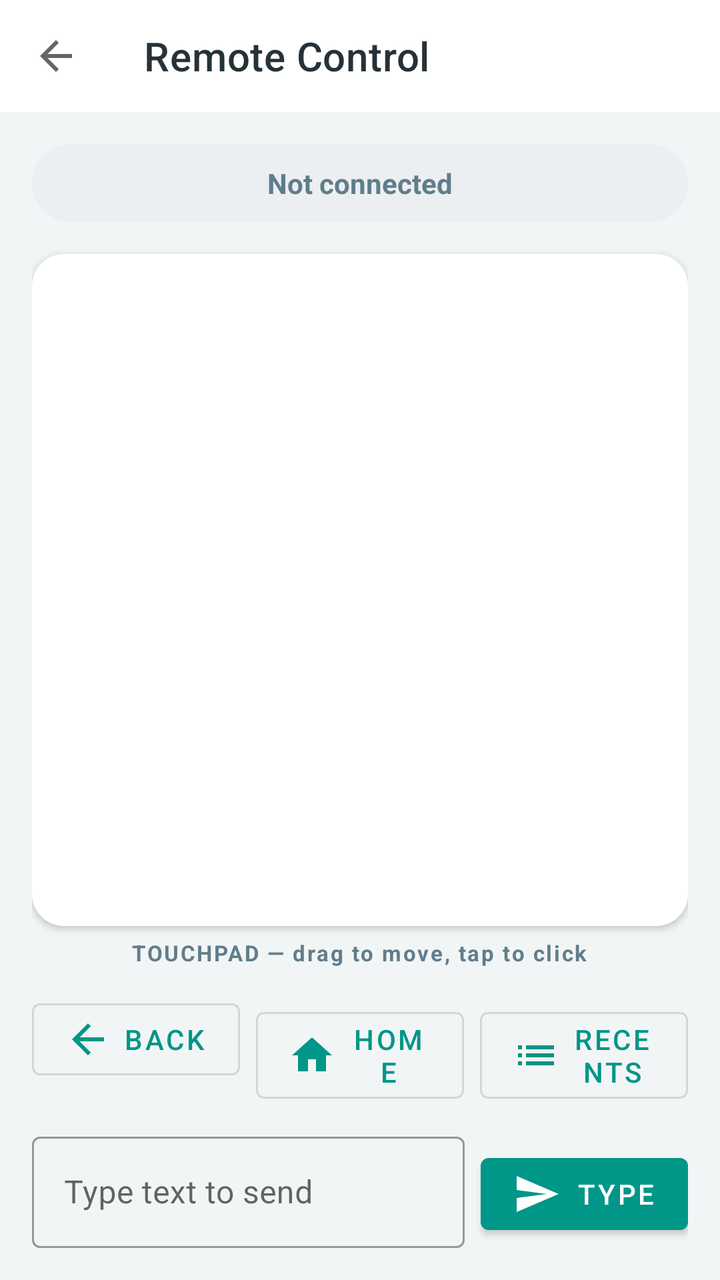
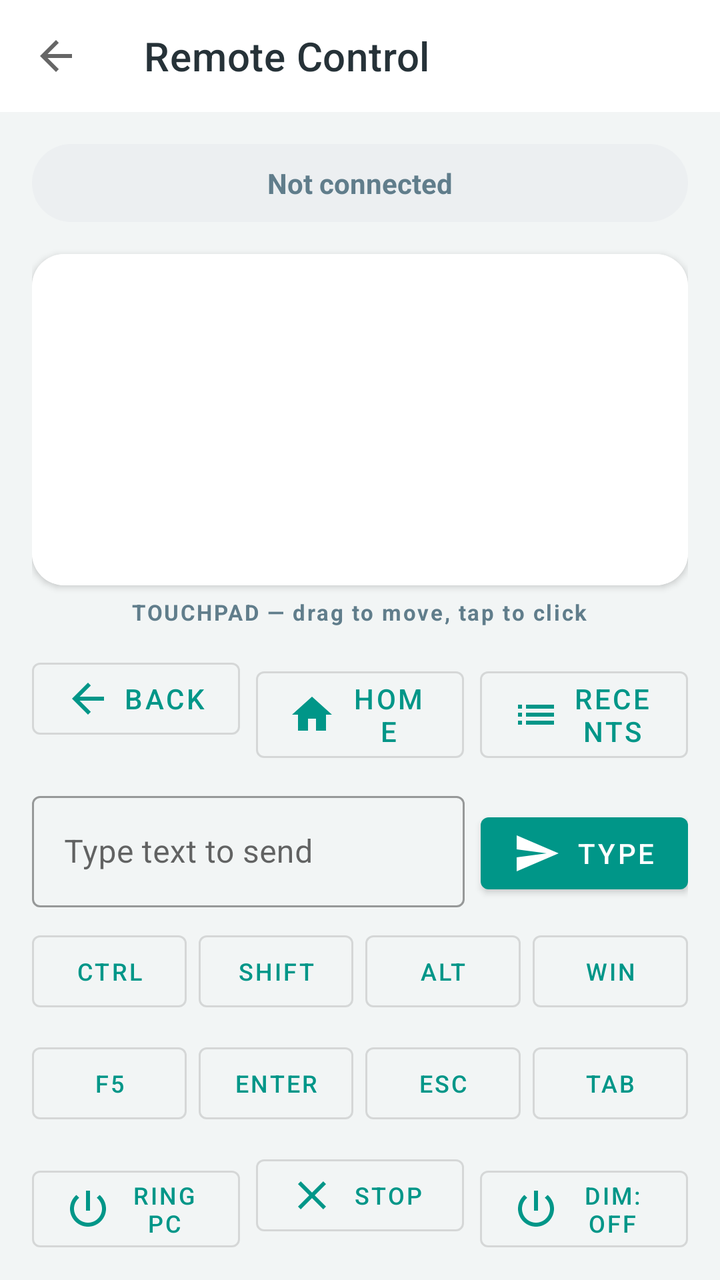

Compare the two renders of this Android layout. The source of the first and the diff that turns it into the second are given below.
<!-- AndroidManifest.xml: application theme Theme.LiteLink.NoActionBar -->
<!-- res/layout/remote_control.xml -->
<?xml version="1.0" encoding="utf-8"?>
<LinearLayout xmlns:android="http://schemas.android.com/apk/res/android"
    xmlns:app="http://schemas.android.com/apk/res-auto"
    android:layout_width="match_parent"
    android:layout_height="match_parent"
    android:orientation="vertical"
    android:background="@color/bg">

    <com.google.android.material.appbar.MaterialToolbar
        android:id="@+id/remoteToolbar"
        android:layout_width="match_parent"
        android:layout_height="?attr/actionBarSize"
        android:background="@color/card"
        app:navigationIcon="?attr/homeAsUpIndicator"
        app:title="Remote Control"
        app:titleTextColor="@color/ink" />

    <LinearLayout
        android:layout_width="match_parent"
        android:layout_height="match_parent"
        android:orientation="vertical"
        android:padding="16dp">

        <TextView
            android:id="@+id/remoteStatus"
            android:layout_width="match_parent"
            android:layout_height="wrap_content"
            android:text="Not connected"
            android:textSize="14sp"
            android:textStyle="bold"
            android:textColor="@color/muted"
            android:background="@drawable/bg_pill"
            android:paddingVertical="10dp"
            android:paddingHorizontal="16dp"
            android:gravity="center" />

        <com.google.android.material.card.MaterialCardView
            android:layout_width="match_parent"
            android:layout_height="0dp"
            android:layout_weight="1"
            app:cardBackgroundColor="@color/card"
            app:cardCornerRadius="16dp"
            app:cardElevation="2dp"
            android:layout_marginTop="16dp">

            <FrameLayout
                android:id="@+id/touchpad"
                android:layout_width="match_parent"
                android:layout_height="match_parent"
                android:background="@color/card" />
        </com.google.android.material.card.MaterialCardView>

        <TextView
            android:layout_width="wrap_content"
            android:layout_height="wrap_content"
            android:text="TOUCHPAD — drag to move, tap to click"
            android:textSize="11sp"
            android:textStyle="bold"
            android:textColor="@color/muted"
            android:letterSpacing="0.08"
            android:layout_marginTop="6dp"
            android:layout_gravity="center_horizontal" />

        <LinearLayout
            android:layout_width="match_parent"
            android:layout_height="wrap_content"
            android:orientation="horizontal"
            android:layout_marginTop="12dp">

            <com.google.android.material.button.MaterialButton
                android:id="@+id/backButton"
                style="@style/Widget.MaterialComponents.Button.OutlinedButton"
                android:layout_width="0dp"
                android:layout_height="wrap_content"
                android:layout_weight="1"
                android:text="Back"
                app:icon="@drawable/ic_back" />

            <com.google.android.material.button.MaterialButton
                android:id="@+id/homeButton"
                style="@style/Widget.MaterialComponents.Button.OutlinedButton"
                android:layout_width="0dp"
                android:layout_height="wrap_content"
                android:layout_weight="1"
                android:text="Home"
                app:icon="@drawable/ic_home"
                android:layout_marginStart="8dp" />

            <com.google.android.material.button.MaterialButton
                android:id="@+id/recentsButton"
                style="@style/Widget.MaterialComponents.Button.OutlinedButton"
                android:layout_width="0dp"
                android:layout_height="wrap_content"
                android:layout_weight="1"
                android:text="Recents"
                app:icon="@drawable/ic_recents"
                android:layout_marginStart="8dp" />
        </LinearLayout>

        <LinearLayout
            android:layout_width="match_parent"
            android:layout_height="wrap_content"
            android:orientation="horizontal"
            android:layout_marginTop="12dp">

            <com.google.android.material.textfield.TextInputLayout
                android:id="@+id/textLayout"
                android:layout_width="0dp"
                android:layout_height="wrap_content"
                android:layout_weight="1"
                android:hint="Type text to send"
                app:boxBackgroundColor="@android:color/transparent"
                style="@style/Widget.MaterialComponents.TextInputLayout.OutlinedBox">

                <com.google.android.material.textfield.TextInputEditText
                    android:id="@+id/textInput"
                    android:layout_width="match_parent"
                    android:layout_height="wrap_content"
                    android:singleLine="true"
                    android:imeOptions="actionSend" />
            </com.google.android.material.textfield.TextInputLayout>

            <com.google.android.material.button.MaterialButton
                android:id="@+id/typeButton"
                style="@style/Widget.MaterialComponents.Button"
                android:layout_width="wrap_content"
                android:layout_height="wrap_content"
                android:text="Type"
                app:icon="@drawable/ic_send"
                android:layout_marginStart="8dp" />
        </LinearLayout>

    </LinearLayout>
</LinearLayout>
<!-- resources referenced by this layout -->
<resources>
  <color name="bg">#F2F5F5</color>
  <color name="card">#FFFFFF</color>
  <color name="ink">#263238</color>
  <color name="muted">#607D8B</color>
  <!-- drawable bg_pill (drawable) -->
  <?xml version="1.0" encoding="utf-8"?>
  <shape xmlns:android="http://schemas.android.com/apk/res/android"
      android:shape="rectangle">
      <solid android:color="@color/pill_grey" />
      <corners android:radius="20dp" />
  </shape>
  <!-- drawable ic_back (drawable) -->
  <?xml version="1.0" encoding="utf-8"?>
  <vector xmlns:android="http://schemas.android.com/apk/res/android"
      android:width="24dp" android:height="24dp"
      android:viewportWidth="24" android:viewportHeight="24">
      <path android:fillColor="#FFFFFF"
          android:pathData="M20,11L7.83,11l5.59,-5.59L12,4l-8,8 8,8 1.41,-1.41L7.83,13L20,13v-2z" />
  </vector>
  <!-- drawable ic_home (drawable) -->
  <?xml version="1.0" encoding="utf-8"?>
  <vector xmlns:android="http://schemas.android.com/apk/res/android"
      android:width="24dp" android:height="24dp"
      android:viewportWidth="24" android:viewportHeight="24">
      <path android:fillColor="#FFFFFF"
          android:pathData="M10,20v-6h4v6h5v-8h3L12,3 2,12h3v8z" />
  </vector>
  <!-- drawable ic_recents (drawable) -->
  <?xml version="1.0" encoding="utf-8"?>
  <vector xmlns:android="http://schemas.android.com/apk/res/android"
      android:width="24dp" android:height="24dp"
      android:viewportWidth="24" android:viewportHeight="24">
      <path android:fillColor="#FFFFFF"
          android:pathData="M3,13h2v-2L3,11v2zM3,17h2v-2L3,15v2zM3,9h2L5,7L3,7v2zM7,13h14v-2L7,11v2zM7,17h14v-2L7,15v2zM7,7v2h14L21,7L7,7z" />
  </vector>
  <!-- drawable ic_send (drawable) -->
  <?xml version="1.0" encoding="utf-8"?>
  <vector xmlns:android="http://schemas.android.com/apk/res/android"
      android:width="24dp" android:height="24dp"
      android:viewportWidth="24" android:viewportHeight="24">
      <path android:fillColor="#FFFFFF"
          android:pathData="M2.01,21L23,12 2.01,3 2,10l15,2 -15,2z" />
  </vector>
  <style name="Theme.LiteLink.NoActionBar">
          <item name="windowActionBar">false</item>
          <item name="windowNoTitle">true</item>
      </style>
  <color name="pill_grey">#ECEFF1</color>
</resources>

<!-- the commit's change to res/layout/remote_control.xml (unified diff, before → after) -->
@@ -130,5 +130,136 @@
                 android:layout_marginStart="8dp" />
         </LinearLayout>
 
+        <LinearLayout
+            android:layout_width="match_parent"
+            android:layout_height="wrap_content"
+            android:orientation="horizontal"
+            android:layout_marginTop="8dp">
+
+            <com.google.android.material.button.MaterialButton
+                android:id="@+id/kbCtrl"
+                style="@style/Widget.MaterialComponents.Button.OutlinedButton"
+                android:layout_width="0dp"
+                android:layout_height="wrap_content"
+                android:layout_weight="1"
+                android:text="Ctrl"
+                android:textSize="12sp" />
+
+            <com.google.android.material.button.MaterialButton
+                android:id="@+id/kbShift"
+                style="@style/Widget.MaterialComponents.Button.OutlinedButton"
+                android:layout_width="0dp"
+                android:layout_height="wrap_content"
+                android:layout_weight="1"
+                android:layout_marginStart="6dp"
+                android:text="Shift"
+                android:textSize="12sp" />
+
+            <com.google.android.material.button.MaterialButton
+                android:id="@+id/kbAlt"
+                style="@style/Widget.MaterialComponents.Button.OutlinedButton"
+                android:layout_width="0dp"
+                android:layout_height="wrap_content"
+                android:layout_weight="1"
+                android:layout_marginStart="6dp"
+                android:text="Alt"
+                android:textSize="12sp" />
+
+            <com.google.android.material.button.MaterialButton
+                android:id="@+id/kbWin"
+                style="@style/Widget.MaterialComponents.Button.OutlinedButton"
+                android:layout_width="0dp"
+                android:layout_height="wrap_content"
+                android:layout_weight="1"
+                android:layout_marginStart="6dp"
+                android:text="Win"
+                android:textSize="12sp" />
+        </LinearLayout>
+
+        <LinearLayout
+            android:layout_width="match_parent"
+            android:layout_height="wrap_content"
+            android:orientation="horizontal"
+            android:layout_marginTop="8dp">
+
+            <com.google.android.material.button.MaterialButton
+                android:id="@+id/kbF5"
+                style="@style/Widget.MaterialComponents.Button.OutlinedButton"
+                android:layout_width="0dp"
+                android:layout_height="wrap_content"
+                android:layout_weight="1"
+                android:text="F5"
+                android:textSize="12sp" />
+
+            <com.google.android.material.button.MaterialButton
+                android:id="@+id/kbEnter"
+                style="@style/Widget.MaterialComponents.Button.OutlinedButton"
+                android:layout_width="0dp"
+                android:layout_height="wrap_content"
+                android:layout_weight="1"
+                android:layout_marginStart="6dp"
+                android:text="Enter"
+                android:textSize="12sp" />
+
+            <com.google.android.material.button.MaterialButton
+                android:id="@+id/kbEsc"
+                style="@style/Widget.MaterialComponents.Button.OutlinedButton"
+                android:layout_width="0dp"
+                android:layout_height="wrap_content"
+                android:layout_weight="1"
+                android:layout_marginStart="6dp"
+                android:text="Esc"
+                android:textSize="12sp" />
+
+            <com.google.android.material.button.MaterialButton
+                android:id="@+id/kbTab"
+                style="@style/Widget.MaterialComponents.Button.OutlinedButton"
+                android:layout_width="0dp"
+                android:layout_height="wrap_content"
+                android:layout_weight="1"
+                android:layout_marginStart="6dp"
+                android:text="Tab"
+                android:textSize="12sp" />
+        </LinearLayout>
+
+        <LinearLayout
+            android:layout_width="match_parent"
+            android:layout_height="wrap_content"
+            android:orientation="horizontal"
+            android:layout_marginTop="8dp">
+
+            <com.google.android.material.button.MaterialButton
+                android:id="@+id/ringPcButton"
+                style="@style/Widget.MaterialComponents.Button.OutlinedButton"
+                android:layout_width="0dp"
+                android:layout_height="wrap_content"
+                android:layout_weight="1"
+                android:text="Ring PC"
+                app:icon="@drawable/ic_power"
+                android:textSize="12sp" />
+
+            <com.google.android.material.button.MaterialButton
+                android:id="@+id/stopRingButton"
+                style="@style/Widget.MaterialComponents.Button.OutlinedButton"
+                android:layout_width="0dp"
+                android:layout_height="wrap_content"
+                android:layout_weight="1"
+                android:layout_marginStart="8dp"
+                android:text="Stop"
+                app:icon="@drawable/ic_close"
+                android:textSize="12sp" />
+
+            <com.google.android.material.button.MaterialButton
+                android:id="@+id/dimButton"
+                style="@style/Widget.MaterialComponents.Button.OutlinedButton"
+                android:layout_width="0dp"
+                android:layout_height="wrap_content"
+                android:layout_weight="1"
+                android:layout_marginStart="8dp"
+                android:text="Dim: OFF"
+                app:icon="@drawable/ic_power"
+                android:textSize="12sp" />
+        </LinearLayout>
+
     </LinearLayout>
 </LinearLayout>
<!-- resource entries referenced after the edit -->
@@ -19,6 +19,14 @@
       <path android:fillColor="#FFFFFF"
           android:pathData="M20,11L7.83,11l5.59,-5.59L12,4l-8,8 8,8 1.41,-1.41L7.83,13L20,13v-2z" />
   </vector>
+  <!-- drawable ic_close (drawable) -->
+  <?xml version="1.0" encoding="utf-8"?>
+  <vector xmlns:android="http://schemas.android.com/apk/res/android"
+      android:width="24dp" android:height="24dp"
+      android:viewportWidth="24" android:viewportHeight="24">
+      <path android:fillColor="#FFFFFF"
+          android:pathData="M19,6.41L17.59,5 12,10.59 6.41,5 5,6.41 10.59,12 5,17.59 6.41,19 12,13.41 17.59,19 19,17.59 13.41,12z" />
+  </vector>
   <!-- drawable ic_home (drawable) -->
   <?xml version="1.0" encoding="utf-8"?>
   <vector xmlns:android="http://schemas.android.com/apk/res/android"
@@ -26,6 +34,18 @@
       android:viewportWidth="24" android:viewportHeight="24">
       <path android:fillColor="#FFFFFF"
           android:pathData="M10,20v-6h4v6h5v-8h3L12,3 2,12h3v8z" />
+  </vector>
+  <!-- drawable ic_power (drawable) -->
+  <?xml version="1.0" encoding="utf-8"?>
+  <vector xmlns:android="http://schemas.android.com/apk/res/android"
+      android:width="24dp"
+      android:height="24dp"
+      android:viewportWidth="24"
+      android:viewportHeight="24"
+      android:tint="@color/teal_700">
+      <path
+          android:fillColor="@color/teal_700"
+          android:pathData="M13,3h-2v10h2zM17.83,5.17l-1.42,1.42C17.99,7.86 19,9.81 19,12c0,3.87 -3.13,7 -7,7s-7,-3.13 -7,-7c0,-2.19 1.01,-4.14 2.58,-5.42L6.17,5.17C4.23,6.82 3,9.26 3,12c0,4.97 4.03,9 9,9s9,-4.03 9,-9c0,-2.74 -1.23,-5.18 -3.17,-6.83z" />
   </vector>
   <!-- drawable ic_recents (drawable) -->
   <?xml version="1.0" encoding="utf-8"?>
@@ -48,5 +68,6 @@
           <item name="windowNoTitle">true</item>
       </style>
   <color name="pill_grey">#ECEFF1</color>
+  <color name="teal_700">#00796B</color>
 </resources>
 
